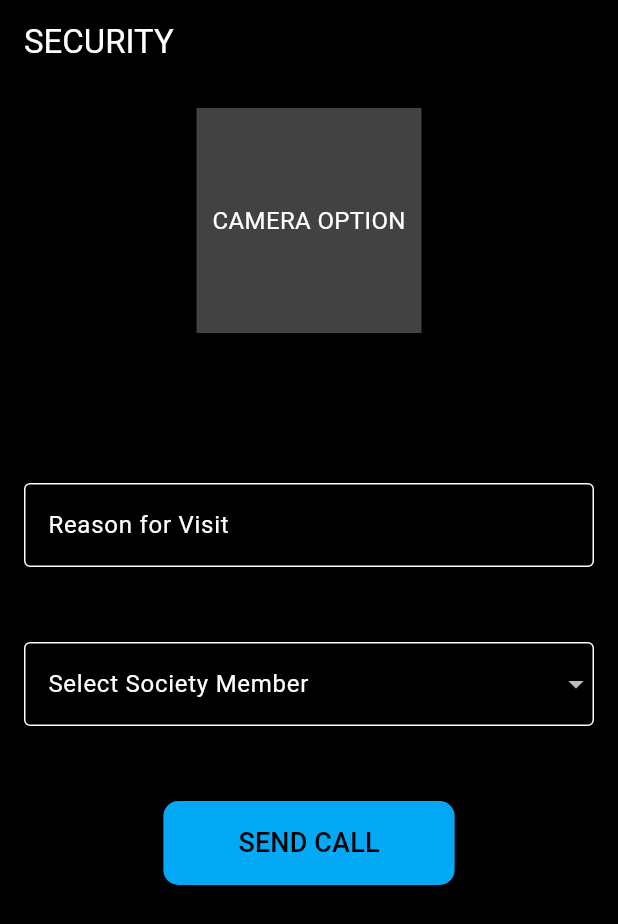
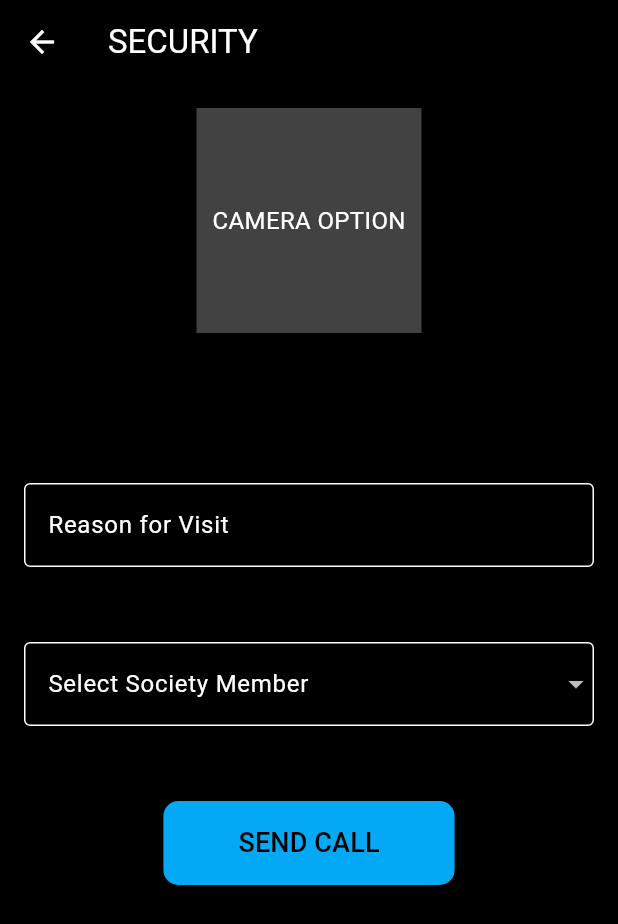
Before and after one commit to chetanyk655/Society, a Flutter app: the DashBoardFinal screen opened directly, after a tap on "Security", on a phone screen of 412 x 824 dp. Shown: the top 924 px of the screen. Run offline on Flutter 3.47's test engine with Material 3 defaults, Android fonts, the phone set to English and light mode, and no system bars; our stand-ins replace flutter_profile_picture, flutter_svg, google_fonts, image_picker, permission_handler; missing offline and left inert: dart:ffi; network calls fail.

Commit message:
fvgdncghjfty7dujhdrftghxkjusnhidtuifhjgpdtyjnfdiyhjiogtxdfukighjb

```diff
--- a/lib/member/security_call.dart
+++ b/lib/member/security_call.dart
@@ -31,7 +31,6 @@ class _SecurityPageState extends State<SecurityPage> {
   final TextEditingController _reasonController = TextEditingController();
   String? selectedMember;
   Map<String, dynamic> parsedJson = {};
-  Map<String, dynamic> member = {};
   List<String> members = [];
   XFile? image2;
   Map<String, String> memberPhoneNumbers = {};
@@ -63,7 +62,7 @@ class _SecurityPageState extends State<SecurityPage> {
 
   Future<void> _makePhoneCall(String phoneNumber) async {
     var status = await Permission.phone.request();
-    if (status.isGranted) {
+    if (!status.isGranted) {
       final Uri phoneUrl = Uri(scheme: 'tel', path: phoneNumber);
       try {
         if (await canLaunch(phoneUrl.toString())) {
@@ -100,9 +99,8 @@ class _SecurityPageState extends State<SecurityPage> {
             for (int i = 0; i < parsedJson['response'].length; i++)
               {
                 members.add("Flat ${parsedJson['response'][i]['house_no']}"),
-                memberPhoneNumbers.putIfAbsent("${members[i]}",
-                    () => "${parsedJson['response'][i]['ph_no']}"),
-                print(memberPhoneNumbers),
+                memberPhoneNumbers[members[i]] =
+                    parsedJson['response'][i]['ph_no']
               }
           });
     }
@@ -112,6 +110,12 @@ class _SecurityPageState extends State<SecurityPage> {
         title: const Text("SECURITY", style: TextStyle(color: Colors.white)),
         backgroundColor: Colors.black,
         iconTheme: const IconThemeData(color: Colors.white),
+        leading: IconButton(
+          icon: Icon(Icons.arrow_back),
+          onPressed: () {
+            Navigator.pop(context); // Navigate back to the previous screen
+          },
+        ),
       ),
       backgroundColor: Colors.black,
       body: Padding(
@@ -189,15 +193,16 @@ class _SecurityPageState extends State<SecurityPage> {
                   if (selectedMember != null) {
                     String? phoneNumber = memberPhoneNumbers[selectedMember];
                     if (phoneNumber != null) {
+                      print("Selected phone no is ${selectedMember}");
+                      print("phoneNumber : ${phoneNumber}");
+                      print("membersPhoneNumbers : ${memberPhoneNumbers}");
                       Api().storeSecurity({
-                        "ph_no": phoneNumber.toString(),
+                        "ph_no": phoneNumber,
                         "flat_no": selectedMember!.split(' ')[1],
                         "reason": _reasonController.text,
-                        "filaname": image2!.name,
-                      }, image2!).then((res) => {
-                            if (jsonDecode(res)['status_code'] == 200)
-                              _makePhoneCall(phoneNumber)
-                          });
+                        "filename": image2!.name
+                      }, image2!);
+                      _makePhoneCall(phoneNumber);
                     } else {
                       ScaffoldMessenger.of(context).showSnackBar(
                         const SnackBar(
--- a/lib/services/api.dart
+++ b/lib/services/api.dart
@@ -8,7 +8,7 @@ import 'package:first_app/member/current_signed.dart';
 import 'package:image_picker/image_picker.dart';
 
 class Api {
-  static const baseUrl = "https://ed0d-45-124-142-99.ngrok-free.app/api";
+  static const baseUrl = "http://192.168.1.9:2000/api";
   send(String name, String city, String state) async {
     var url = Uri.parse("${baseUrl}/send");
     try {
```
Also changed, not shown: 2 other files.
